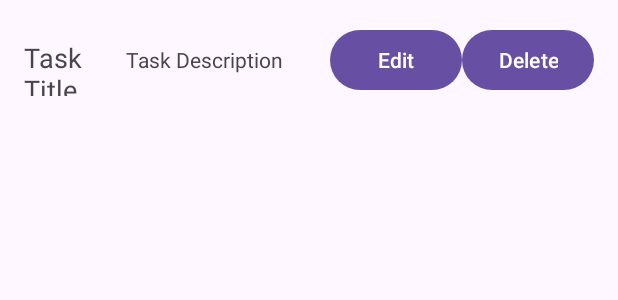
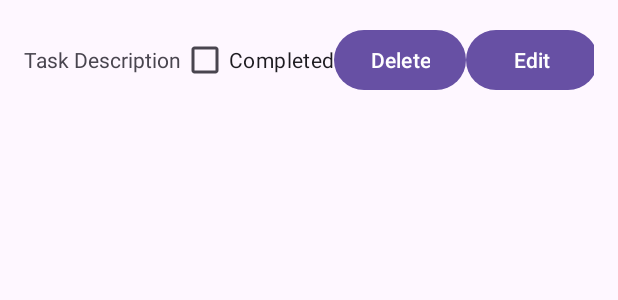
Before and after one commit to Aly-Sall/TaskManager, an Android app: the layout task_item.xml on its own in the app's theme, with its tools: preview values and no code run, on a phone screen of 412 x 824 dp. Shown: the top 300 px of the screen. Run offline under Robolectric (Android 15) with nearby library versions, the phone set to English and light mode, and no system bars.

Commit message:
OnTaskClickListener

```diff
--- a/app/src/main/java/com/example/managetask/MainActivity.java
+++ b/app/src/main/java/com/example/managetask/MainActivity.java
@@ -93,7 +93,7 @@ public class MainActivity extends AppCompatActivity {
                         }, task -> {
                             // Logique pour modifier une tâche
                             Intent intent = new Intent(MainActivity.this, EditTaskActivity.class);
-                            intent.putExtra("taskId", task.getId()); // Passer l'ID de la tâche
+                            intent.putExtra("taskId", task.getId()); // Passer l'ID de la tâch
                             startActivity(intent);
                         });
                         recyclerView.setAdapter(adapter);
--- /dev/null
+++ b/app/src/main/java/com/example/managetask/OnTaskClickListener.java
@@ -0,0 +1,6 @@
+package com.example.managetask;
+
+public interface OnTaskClickListener {
+    void onDeleteClick(Task task);
+    void onEditClick(Task task);
+}
--- a/app/src/main/res/layout/task_item.xml
+++ b/app/src/main/res/layout/task_item.xml
@@ -1,35 +1,46 @@
-<!-- task_item.xml -->
+<?xml version="1.0" encoding="utf-8"?>
 <LinearLayout xmlns:android="http://schemas.android.com/apk/res/android"
-    android:orientation="horizontal"
     android:layout_width="match_parent"
     android:layout_height="wrap_content"
+    android:orientation="horizontal"
     android:padding="16dp">
 
+    <!-- Titre de la tâche -->
     <TextView
         android:id="@+id/titleTextView"
         android:layout_width="0dp"
         android:layout_height="wrap_content"
         android:layout_weight="1"
         android:text="Task Title"
-        android:textSize="18sp" />
+        android:textSize="16sp" />
 
+    <!-- Description de la tâche -->
     <TextView
         android:id="@+id/descriptionTextView"
-        android:layout_width="0dp"
+        android:layout_width="wrap_content"
         android:layout_height="wrap_content"
-        android:layout_weight="2"
         android:text="Task Description"
         android:textSize="14sp" />
 
+    <!-- CheckBox pour marquer la tâche comme complétée -->
+    <CheckBox
+        android:id="@+id/completedCheckBox"
+        android:layout_width="wrap_content"
+        android:layout_height="wrap_content"
+        android:text="Completed" />
+
+    <!-- Bouton de suppression -->
+    <Button
+        android:id="@+id/deleteButton"
+        android:layout_width="wrap_content"
+        android:layout_height="wrap_content"
+        android:text="Delete" />
+
+    <!-- Bouton de modification -->
     <Button
         android:id="@+id/editButton"
         android:layout_width="wrap_content"
         android:layout_height="wrap_content"
         android:text="Edit" />
 
-    <Button
-        android:id="@+id/deleteButton"
-        android:layout_width="wrap_content"
-        android:layout_height="wrap_content"
-        android:text="Delete" />
 </LinearLayout>
```
Also changed, not shown: app/src/main/java/com/example/managetask/Task.java (+24 -19 lines), app/src/main/java/com/example/managetask/TaskAdapter.java (+14 -9 lines), app/src/main/java/com/example/managetask/TaskDao.java (+6 -8 lines).
